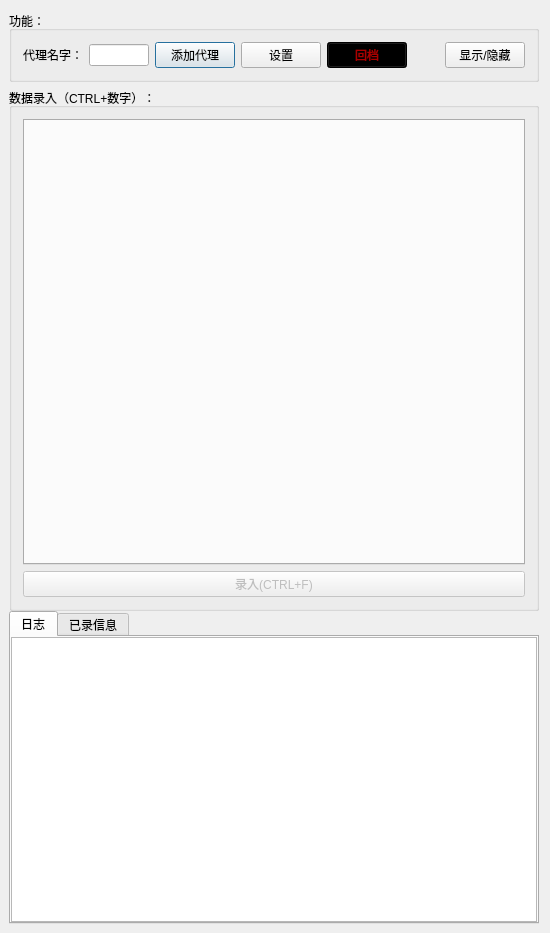
Above: wx/wx.ui from weibo6631352/wx before the change. Below: the same form after it.
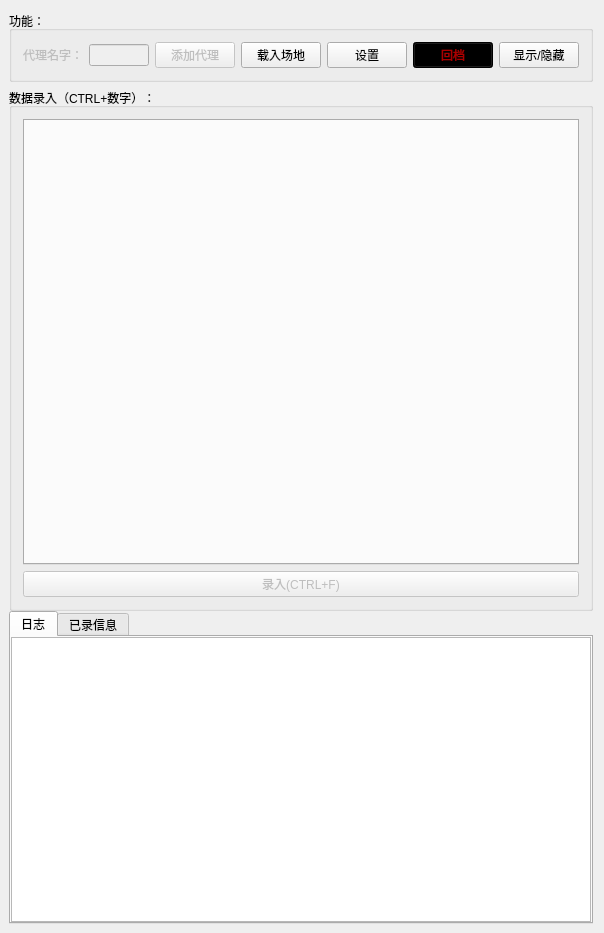
That is the form after the change. Icons and pictures are not drawn. Custom widgets are drawn as their Qt base class.

Commit message: 1，增加场地代理配置载入

The edit to the form file:
```diff
--- a/wx/wx.ui
+++ b/wx/wx.ui
@@ -67,6 +67,9 @@
        <layout class="QHBoxLayout" name="horizontalLayout_3">
         <item>
          <widget class="QLabel" name="label_3">
+          <property name="enabled">
+           <bool>false</bool>
+          </property>
           <property name="text">
            <string>代理名字：</string>
           </property>
@@ -75,7 +78,7 @@
         <item>
          <widget class="QLineEdit" name="lineEdit_setuser">
           <property name="enabled">
-           <bool>true</bool>
+           <bool>false</bool>
           </property>
           <property name="sizePolicy">
            <sizepolicy hsizetype="Fixed" vsizetype="Fixed">
@@ -99,11 +102,21 @@
         </item>
         <item>
          <widget class="QPushButton" name="pushButton_setuserapply">
+          <property name="enabled">
+           <bool>false</bool>
+          </property>
           <property name="text">
            <string>添加代理</string>
           </property>
          </widget>
         </item>
+        <item>
+         <widget class="QPushButton" name="pushButton">
+          <property name="text">
+           <string>载入场地</string>
+          </property>
+         </widget>
+        </item>
         <item>
          <widget class="QPushButton" name="pushButton_showset">
           <property name="text">
```
Left out of the diff: 27 changed lines with no effect on the pictures. The commit also changes 10 other files.
